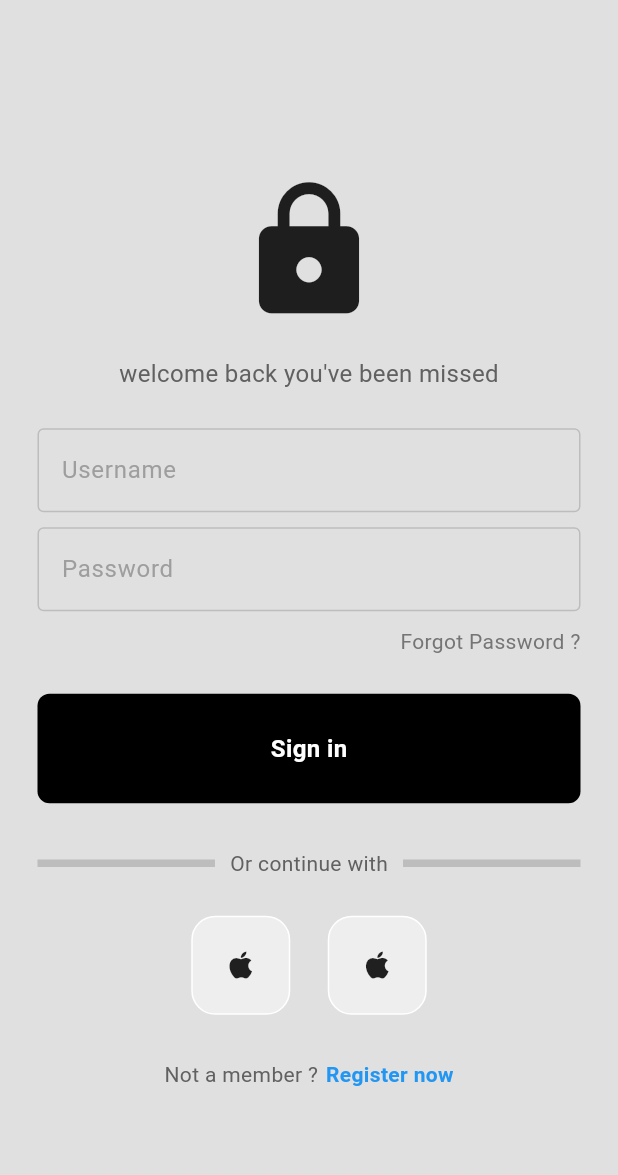
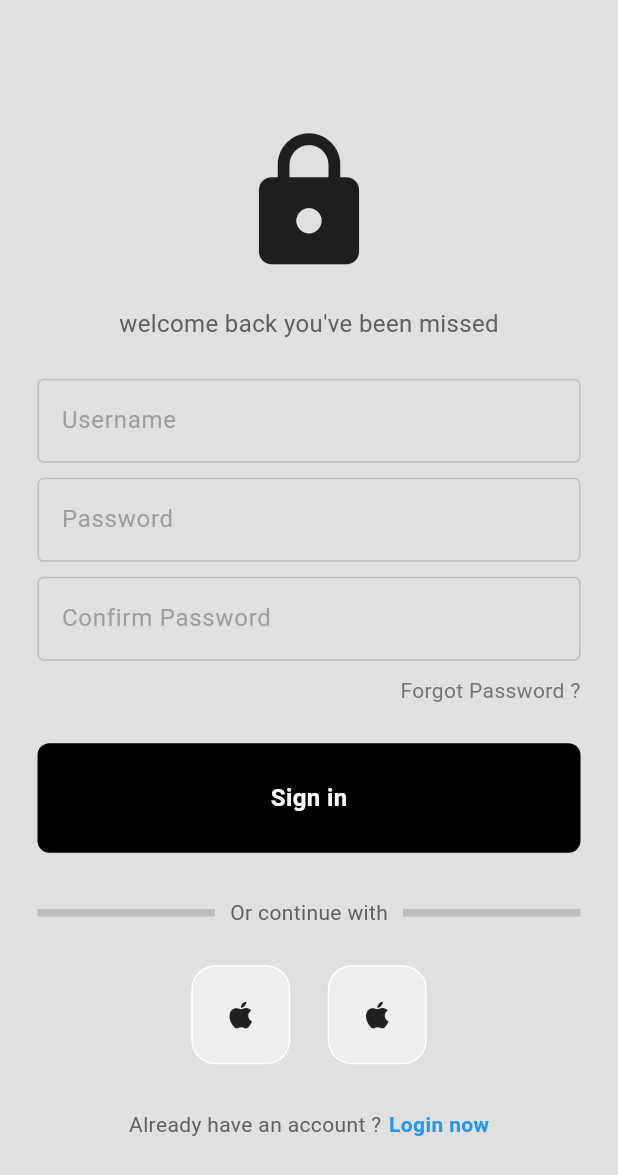
Before and after one commit to Darrylwin/goole_sign, a Flutter app: the screen it shows after launch, on a phone screen of 412 x 824 dp. Shown: the top 1175 px of the screen. Run offline on Flutter 3.47's test engine with Material 3 defaults, Android fonts, the phone set to English and light mode, and no system bars; our stand-ins replace firebase_auth, firebase_core; accounts and stored records are empty.

Commit message:
les codes des deux pages avaient été interchangés

```diff
--- a/lib/pages/register_page.dart
+++ b/lib/pages/register_page.dart
@@ -4,23 +4,23 @@ import 'package:goole_sign/components/my_button.dart';
 import 'package:goole_sign/components/my_textfield.dart';
 import 'package:goole_sign/components/square_tile.dart';
 
-class RegisterPage extends StatefulWidget {
-  RegisterPage({super.key,required this.onTap});
+class LoginPage extends StatefulWidget {
+  LoginPage({super.key, required this.onTap});
 
   final void Function()? onTap;
 
   @override
-  State<RegisterPage> createState() => _RegisterPageState();
+  State<LoginPage> createState() => _LoginPageState();
 }
 
-class _RegisterPageState extends State<RegisterPage> {
+class _LoginPageState extends State<LoginPage> {
   // text editing controllers
   final emailController = TextEditingController();
 
   final passwordController = TextEditingController();
 
-  // sign user in method
-  void signUserIn() async {
+  // sign user up method
+  void signUserup() async {
     // show loading circle
     showDialog(
       context: context,
@@ -31,7 +31,7 @@ class _RegisterPageState extends State<RegisterPage> {
       },
     );
 
-    // try sign in
+    // try creating user
 
     try {
       await FirebaseAuth.instance.signInWithEmailAndPassword(
@@ -125,6 +125,17 @@ class _RegisterPageState extends State<RegisterPage> {
                   height: 10,
                 ),
 
+                // password textfield
+                MyTextfield(
+                  controller: passwordController,
+                  obscureText: true,
+                  hintText: "Confirm Password",
+                ),
+
+                const SizedBox(
+                  height: 10,
+                ),
+
                 // forgot password
                 Padding(
                   padding: const EdgeInsets.symmetric(
@@ -149,7 +160,7 @@ class _RegisterPageState extends State<RegisterPage> {
 
                 // sign in button
                 MyButton(
-                  onTap: signUserIn,
+                  onTap: signUserup,
                 ),
 
                 const SizedBox(
@@ -219,7 +230,7 @@ class _RegisterPageState extends State<RegisterPage> {
                   mainAxisAlignment: MainAxisAlignment.center,
                   children: [
                     Text(
-                      "Not a member ?",
+                      "Already have an account ?",
                       style: TextStyle(
                         color: Colors.grey[700],
                       ),
@@ -230,7 +241,7 @@ class _RegisterPageState extends State<RegisterPage> {
                     GestureDetector(
                       onTap: widget.onTap,
                       child: const Text(
-                        "Register now",
+                        "Login now",
                         style: TextStyle(
                           color: Colors.blue,
                           fontWeight: FontWeight.bold,
```
Also changed, not shown: lib/pages/login_page.dart (+4 -4 lines).
